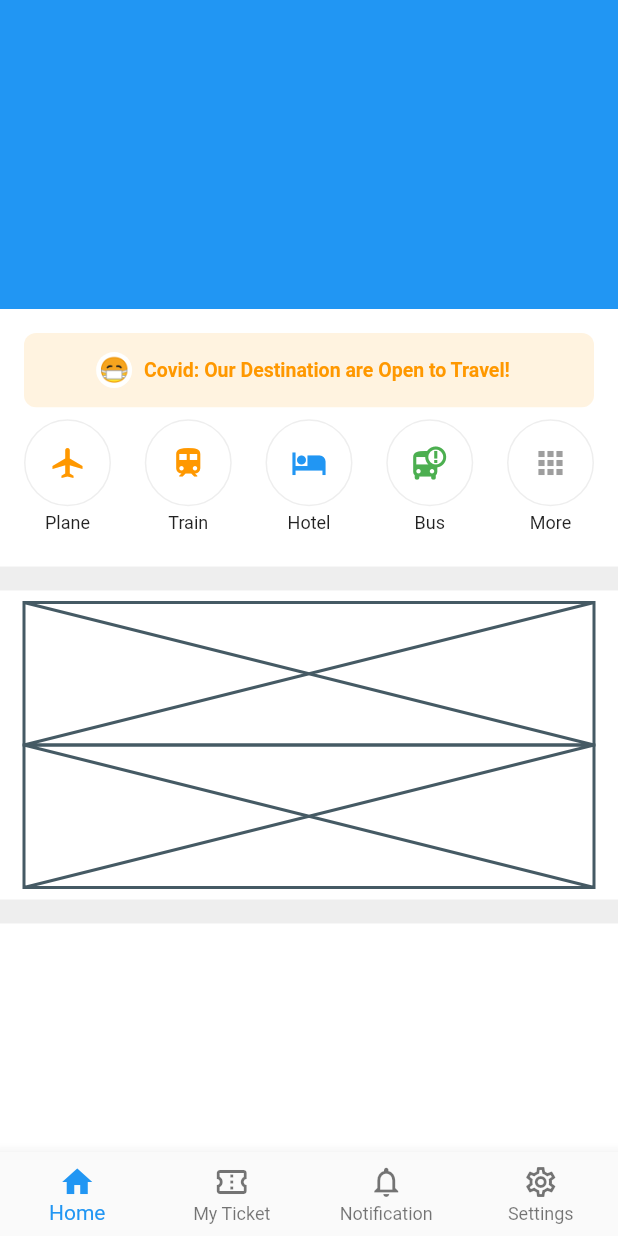
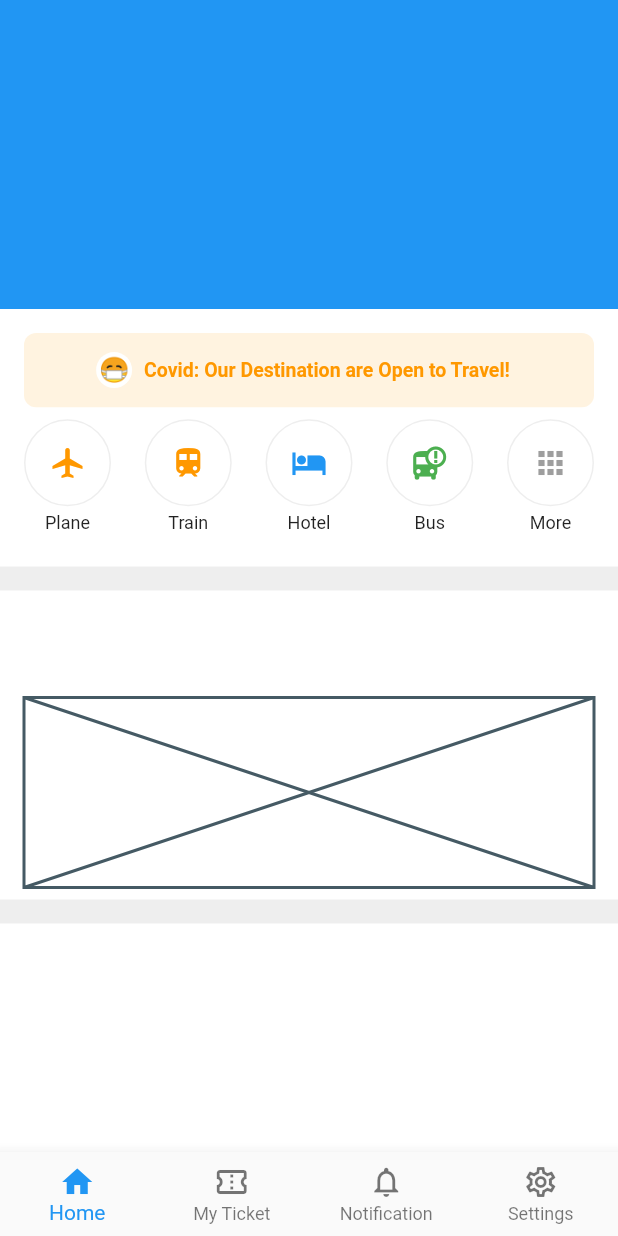
Before and after one commit to JAICHANGPARK/flutter_notebook_11th_story, a Flutter app: the screen it shows after launch, on a phone screen of 412 x 824 dp. Run offline on Flutter 3.47's test engine with Material 2 defaults, Android fonts, the phone set to English and light mode, and no system bars; our stand-ins replace backdrop, badges, flutter_inner_drawer, flutter_slidable, google_fonts.

Commit message:
Update ticket_booking_home_page.dart

```diff
--- a/lib/ep710_ticket_booking_app/ticket_booking_home_page.dart
+++ b/lib/ep710_ticket_booking_app/ticket_booking_home_page.dart
@@ -10,20 +10,20 @@ class _TicketBookingHomePageState extends State<TicketBookingHomePage> {
   int pageIndex = 0;
 
   PageController pageController;
+
   @override
   void initState() {
     // TODO: implement initState
     super.initState();
     pageController = PageController();
   }
+
   @override
   Widget build(BuildContext context) {
     return Scaffold(
       backgroundColor: Colors.grey[200],
       body: SafeArea(
-        child: PageView(
-          controller: pageController,
-          children: [
+        child: PageView(controller: pageController, children: [
           SingleChildScrollView(
             child: Column(
               children: [
@@ -197,8 +197,20 @@ class _TicketBookingHomePageState extends State<TicketBookingHomePage> {
                   padding: EdgeInsets.fromLTRB(16, 8, 16, 8),
                   child: Column(
                     children: [
-                        Expanded(child: Placeholder()),
-                        Expanded(child: Placeholder()),
+                      Expanded(
+                          flex:2,
+                          child: Row(
+                            children: [
+                              Column(
+                                children: [
+
+                                ],
+                              )
+                            ],
+                          )),
+                      Expanded(
+                          flex: 4,
+                          child: Placeholder()),
                     ],
                   ),
                 ),
@@ -222,10 +234,10 @@ class _TicketBookingHomePageState extends State<TicketBookingHomePage> {
           ),
           Container(
             child: Center(
-                child: Text("Page4"),),
+              child: Text("Page4"),
+            ),
           )
-          ]
-        ),
+        ]),
       ),
       bottomNavigationBar: BottomNavigationBar(
         currentIndex: pageIndex,
```
Lines whose indentation alone changed are shown as unchanged.
